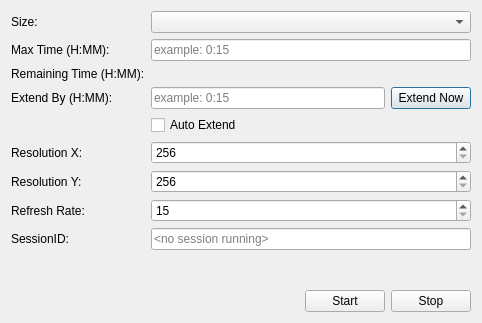
First picture: the form in ArrtSource/Rendering/UI/StartSessionDlg.ui, repository Azure/azure-remote-rendering-asset-tool, before the edit.
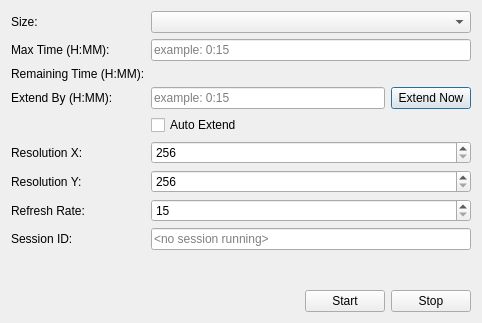
Second picture: the form after the edit. Icons and pictures are not drawn.

The edit to the form file:
```diff
--- a/ArrtSource/Rendering/UI/StartSessionDlg.ui
+++ b/ArrtSource/Rendering/UI/StartSessionDlg.ui
@@ -64,7 +64,7 @@
      <item row="9" column="0">
       <widget class="QLabel" name="label_5">
        <property name="text">
-        <string>SessionID:</string>
+        <string>Session ID:</string>
        </property>
       </widget>
      </item>
```
Left out of the diff: 6 changed lines with no effect on the pictures.
